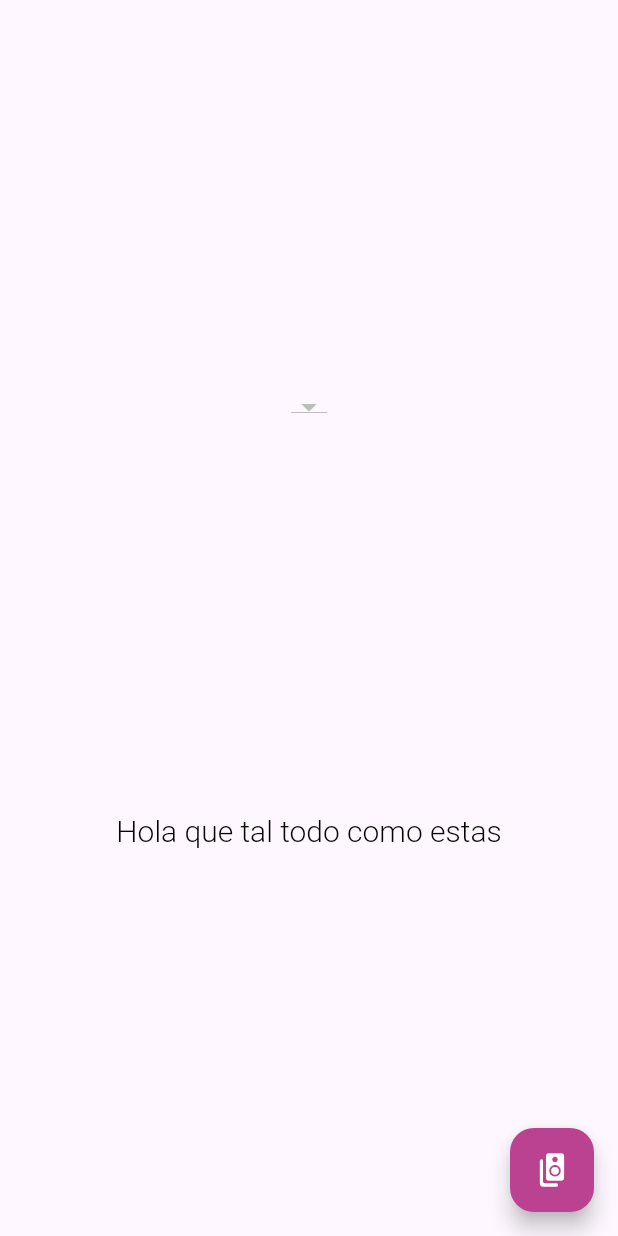
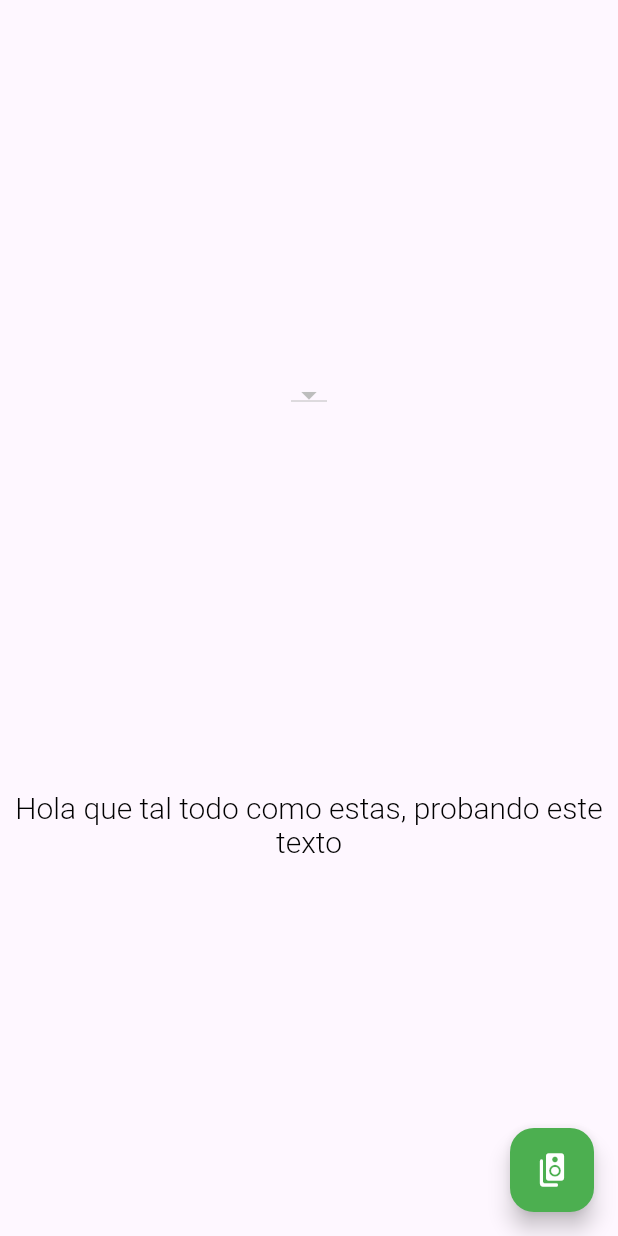
Before and after one commit to VeroAntezana/proyectotts, a Flutter app: the screen it shows after launch, on a phone screen of 412 x 824 dp. Run offline on Flutter 3.47's test engine with Material 3 defaults, Android fonts, the phone set to English and light mode, and no system bars; our stand-ins replace flutter_tts.

Commit message:
Proyecto texto to speech y viveversa

```diff
--- a/lib/consts.dart
+++ b/lib/consts.dart
@@ -1,2 +1,2 @@
 String TTS_INPUT =
-"Hola que tal todo como estas";
+"Hola que tal todo como estas, probando este texto";
--- a/lib/pages/home_page.dart
+++ b/lib/pages/home_page.dart
@@ -62,7 +62,7 @@ class _HomePageState extends State<HomePage> {
           Icons.speaker_group_rounded,
           color: Colors.white,
         ),
-        backgroundColor: Color.fromARGB(255, 187, 65, 145),
+        backgroundColor: Colors.green,
       ),
     );
   }
@@ -97,7 +97,7 @@ class _HomePageState extends State<HomePage> {
                     style: const TextStyle(
                       color: Colors.white,
                       fontWeight: FontWeight.bold,
-                      backgroundColor: Color.fromARGB(255, 211, 153, 185),
+                      backgroundColor: Color.fromARGB(255, 132, 179, 96),
                     ),
                   ),
                 if (_currentWordEnd != null)
```
